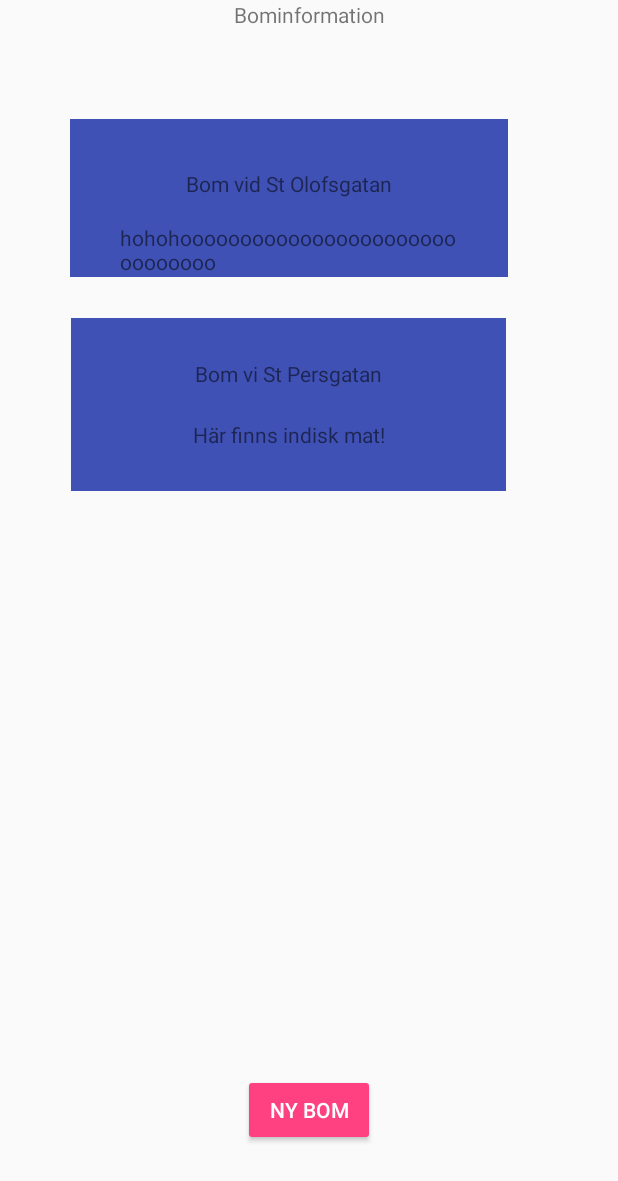
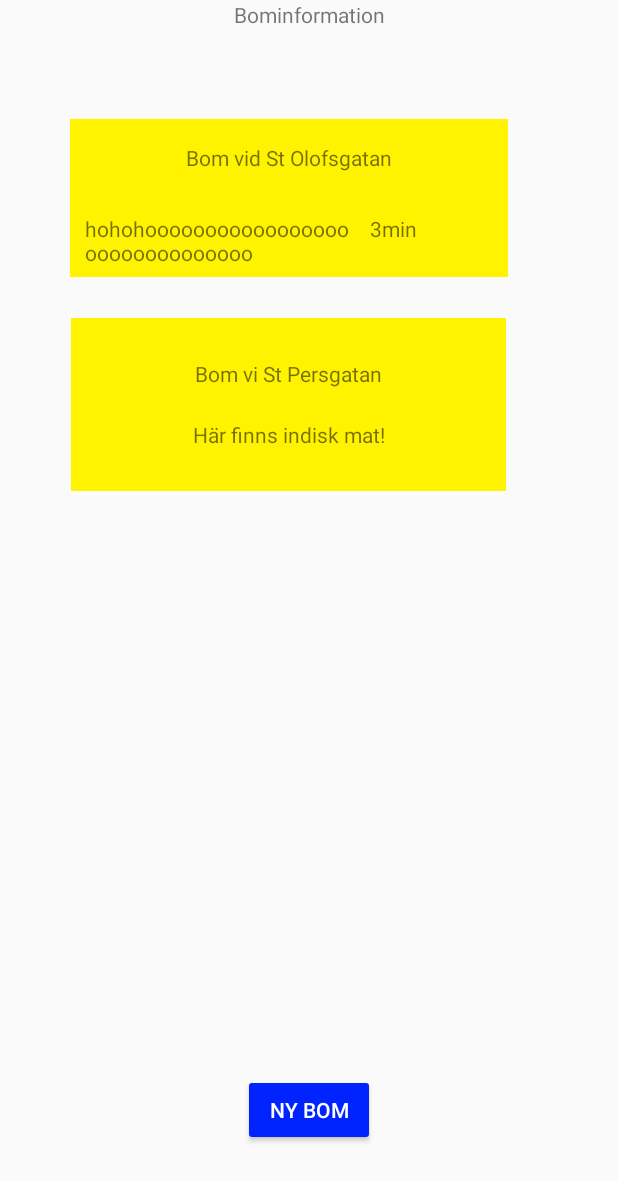
Before and after one commit to Amlambda/trainhack, an Android app: the layout content_main.xml on its own in the app's theme, with its tools: preview values and no code run, on a phone screen of 412 x 824 dp. Shown: the top 1181 px of the screen. Run offline under Robolectric (Android 15) with nearby library versions, the phone set to English and light mode, and no system bars.

Commit message:
color tweaks

```diff
--- a/Trainhack2017/app/src/main/res/layout/content_main.xml
+++ b/Trainhack2017/app/src/main/res/layout/content_main.xml
@@ -5,6 +5,7 @@
     xmlns:tools="http://schemas.android.com/tools"
     android:layout_width="match_parent"
     android:layout_height="match_parent"
+
     app:layout_behavior="@string/appbar_scrolling_view_behavior"
     tools:context="com.isisochbast.trainhack2017.MainActivity"
     tools:showIn="@layout/activity_main">
@@ -51,24 +52,61 @@
             tools:layout_constraintLeft_creator="1"
             tools:layout_constraintRight_creator="1"
             tools:layout_constraintTop_creator="1"
-            android:layout_marginTop="33dp" />
+            android:layout_marginTop="16dp" />
+        <android.support.constraint.ConstraintLayout xmlns:android="http://schemas.android.com/apk/res/android"
+            android:id="@+id/layout_bom_SO"
+            android:background="?attr/colorPrimary"
+            android:layout_width="288dp"
+            android:layout_height="118dp"
+            android:orientation="horizontal"
+            tools:layout_constraintTop_creator="1"
+            tools:layout_constraintRight_creator="1"
+            tools:layout_constraintBottom_creator="1"
+            app:layout_constraintBottom_toTopOf="@+id/layout_bom_SP"
+            app:layout_constraintRight_toRightOf="@+id/layout_bom_SP"
+            android:layout_marginTop="60dp"
+            tools:layout_constraintLeft_creator="1"
+            android:layout_marginBottom="27dp"
+            app:layout_constraintLeft_toLeftOf="@+id/layout_bom_SP"
+            app:layout_constraintTop_toTopOf="parent"
+            app:layout_constraintVertical_bias="0.316"
+            tools:layout_editor_absoluteY="47dp"
+            tools:layout_editor_absoluteX="4dp">
+
+
 
             <TextView
                 android:id="@+id/text_view_info_bomSO"
-            android:layout_width="226dp"
-            android:layout_height="36dp"
+                android:layout_width="178dp"
+                android:layout_height="32dp"
                 android:text="hohohooooooooooooooooooooooooooooooo"
-            app:layout_constraintHorizontal_bias="0.502"
+                app:layout_constraintHorizontal_bias="1.0"
                 app:layout_constraintLeft_toLeftOf="parent"
                 app:layout_constraintRight_toRightOf="parent"
                 app:layout_constraintTop_toTopOf="parent"
                 tools:layout_constraintLeft_creator="1"
                 tools:layout_constraintRight_creator="1"
                 tools:layout_constraintTop_creator="1"
-            android:layout_marginTop="69dp"
+                android:layout_marginTop="3dp"
                 android:layout_marginLeft = "@dimen/text_horizontal_margin"
                 android:layout_marginRight = "@dimen/text_horizontal_margin"
-            tools:layout_editor_absoluteY="58dp" />
+                tools:layout_editor_absoluteY="1dp" />
+
+            <TextView
+                android:id="@+id/time_bom_SO"
+                android:layout_width="83dp"
+                android:layout_height="32dp"
+                android:text="3min"
+                app:layout_constraintLeft_toLeftOf="parent"
+                app:layout_constraintRight_toRightOf="parent"
+                app:layout_constraintTop_toTopOf="parent"
+                tools:layout_constraintLeft_creator="1"
+                tools:layout_constraintRight_creator="1"
+                tools:layout_constraintTop_creator="1"
+                android:layout_marginTop="3dp"
+                android:layout_marginLeft="8dp"
+                app:layout_constraintHorizontal_bias="0.975" />
+        </android.support.constraint.ConstraintLayout>
     </android.support.constraint.ConstraintLayout>
 
     <android.support.constraint.ConstraintLayout xmlns:android="http://schemas.android.com/apk/res/android"
--- a/Trainhack2017/app/src/main/res/values/colors.xml
+++ b/Trainhack2017/app/src/main/res/values/colors.xml
@@ -1,7 +1,8 @@
 <?xml version="1.0" encoding="utf-8"?>
 <resources>
-    <color name="colorPrimary">#3F51B5</color>
-    <color name="colorPrimaryDark">#303F9F</color>
-    <color name="colorAccent">#FF4081</color>
-    <color name="colorCardText">#FF4081</color>
+    <color name="colorAccent">#0023FF</color>
+    <color name="colorPrimaryDark">#FF0000</color>
+    <color name="colorPrimary">#FFF300</color>
+    <color name="colorAccentTwo">#A2C0F7</color>
+    <color name="colorCardText">#14FF00</color>
 </resources>
```
Lines whose indentation alone changed are shown as unchanged.
